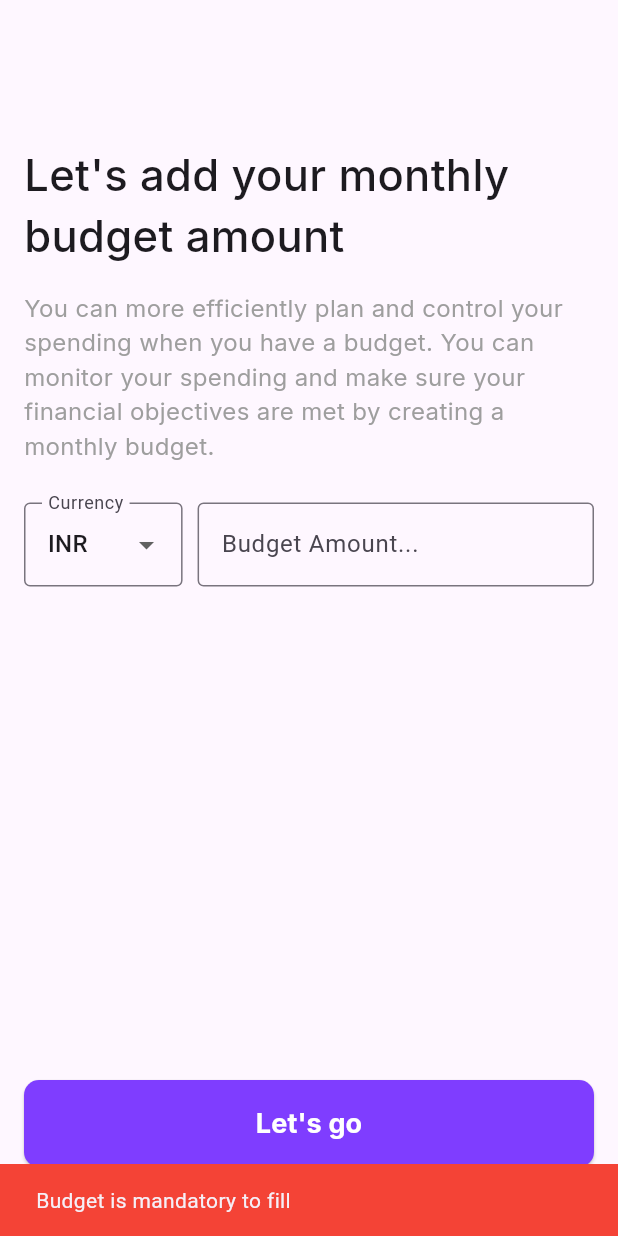
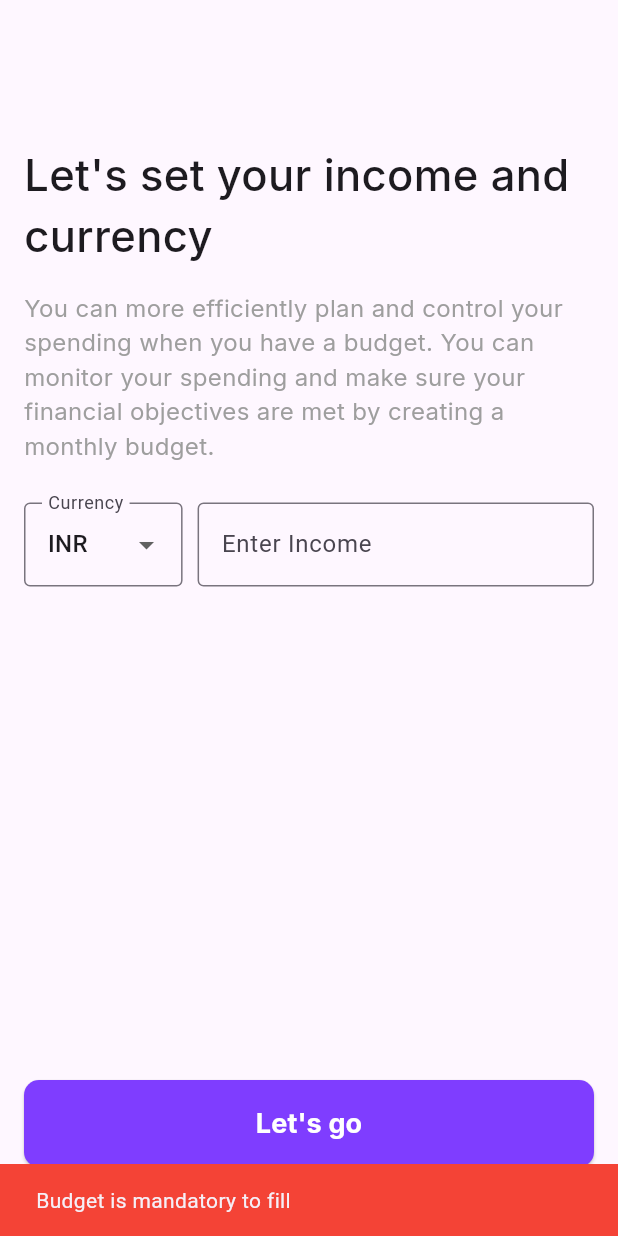
Before and after one commit to ChamanSharmaReet1988/ExpenseTracker, a Flutter app: the WelcomeScreen screen opened directly, after a tap on "Let's go", on a phone screen of 412 x 824 dp. Run offline on Flutter 3.47's test engine with Material 3 defaults, Android fonts, the phone set to English and light mode, and no system bars; our stand-ins replace carousel_slider, firebase_auth, firebase_core, pin_code_fields, shared_preferences, smooth_page_indicator and 1 more; accounts and stored records are empty.

Commit message:
Changed welome screen.

```diff
--- a/lib/Utility/preferences_helper.dart
+++ b/lib/Utility/preferences_helper.dart
@@ -27,9 +27,9 @@ class PreferencesHelper {
   }
 
   // Getter and Setter for isLoggedIn
-  bool? get isLoggedIn => _prefs.getBool('isLoggedIn');
-  set isLoggedIn(bool? value) {
-    _prefs.setBool('isLoggedIn', value ?? false);
+  int? get isLoggedIn => _prefs.getInt('isLoggedIn');
+  set isLoggedIn(int? value) {
+    _prefs.setInt('isLoggedIn', value ?? 0);
   }
 
   // Getter and Setter for currency
--- a/lib/Views/OtpScreen/welcome_screen.dart
+++ b/lib/Views/OtpScreen/welcome_screen.dart
@@ -1,3 +1,4 @@
+import 'package:intl/intl.dart';
 import 'package:flutter/material.dart';
 import 'package:flutter/services.dart';
 import 'package:expense_tracker/Utility/constant.dart';
@@ -26,16 +27,17 @@ class _WelcomeScreen extends State<WelcomeScreen> {
   void _saveMethod(BuildContext context) {
     PreferencesHelper prefs = PreferencesHelper();
     prefs.currency = selectedCurrencyCode;
+    prefs.isLoggedIn = 2;
 
     DateTime now = DateTime.now();
     BudgetTable budgetTable = BudgetTable();
     Budget myBudget = Budget(
       id: 1,
       title: "Budget",
-      year: "$now.year",
-      month: "$now.month",
-      day: "$now.day",
-      time: "$now.time",
+      year: "${now.year}",
+      month: "${now.month}",
+      day: "${now.day}",
+      time: DateFormat('HH:mm:ss').format(now),
       amount: _budgetController.text,
     );
     budgetTable.insertItemIntoBudget(myBudget);
@@ -83,7 +85,7 @@ class _WelcomeScreen extends State<WelcomeScreen> {
               children: [
                 SizedBox(height: 80), // Add some top padding
                 Text(
-                  "Let's add your monthly budget amount",
+                  "Let's set your income and currency",
                   style: TextStyle(
                     fontSize: 29,
                     fontFamily: 'Inter',
@@ -136,7 +138,7 @@ class _WelcomeScreen extends State<WelcomeScreen> {
                           controller: _budgetController,
                           decoration: const InputDecoration(
                             // labelText: 'Enter your text',
-                            hintText: 'Budget Amount...',
+                            hintText: 'Enter Income',
                             border: OutlineInputBorder(),
                           ),
                           keyboardType: TextInputType
```
Also changed, not shown: lib/Views/HomeScreen/home_screen.dart (+67 -22 lines), lib/Views/LoginScreen/login_screen.dart (+5 -3 lines), lib/Views/OtpScreen/otp_screen.dart (+8 -3 lines), lib/main.dart (+12 -6 lines).
